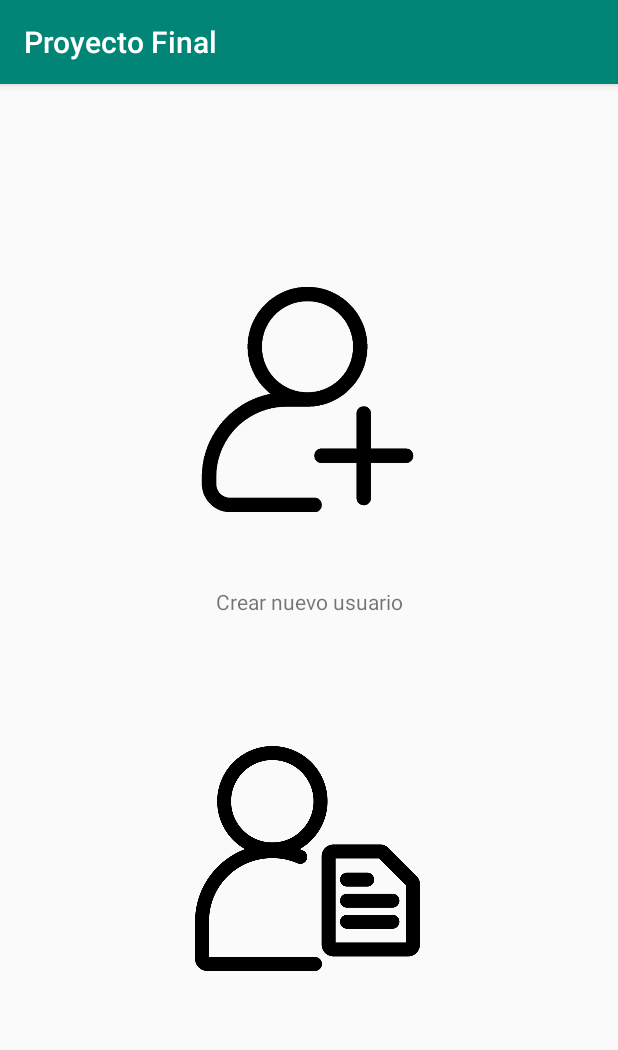
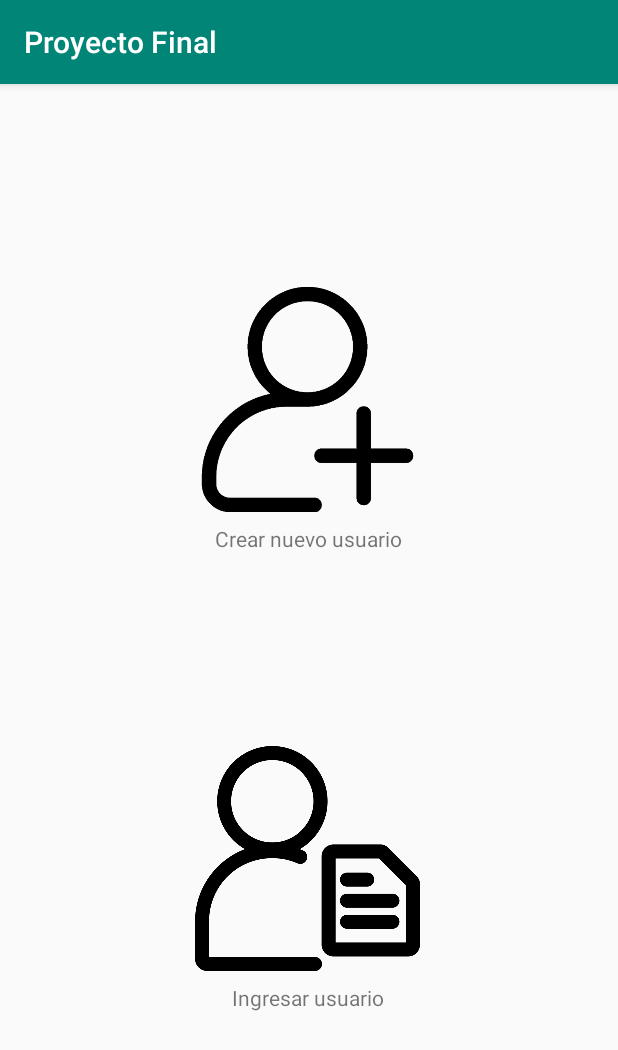
Before and after one commit to AngieGLuque/ProyectoFinal, an Android app: the screen it shows after launch (MainActivity), on a phone screen of 412 x 824 dp. Shown: the top 1050 px of the screen. Run offline under Robolectric (Android 15) with nearby library versions, the phone set to English and light mode, and no system bars.

Commit message:
Fix Main

```diff
--- a/app/src/main/java/pnt/co/edu/unisabana/MainActivity.java
+++ b/app/src/main/java/pnt/co/edu/unisabana/MainActivity.java
@@ -1,7 +1,10 @@
 package pnt.co.edu.unisabana;
 
+import android.content.Intent;
 import android.support.v7.app.AppCompatActivity;
 import android.os.Bundle;
+import android.view.View;
+import android.widget.ImageButton;
 
 public class MainActivity extends AppCompatActivity {
 
@@ -9,5 +12,21 @@ public class MainActivity extends AppCompatActivity {
     protected void onCreate(Bundle savedInstanceState) {
         super.onCreate(savedInstanceState);
         setContentView(R.layout.activity_main);
+        ImageButton user_Create = findViewById(R.id.createUserButton);
+        ImageButton user_Login = findViewById(R.id.loginUserButon);
+        user_Create.setOnClickListener(new View.OnClickListener() {
+            @Override
+            public void onClick(View v) {
+                Intent n = new Intent(MainActivity.this,RegisterStudentActivity.class);
+                startActivity(n);
+            }
+        });
+        user_Login.setOnClickListener(new View.OnClickListener() {
+            @Override
+            public void onClick(View v) {
+                Intent n = new Intent(MainActivity.this,LoginActivity.class);
+                startActivity(n);
+            }
+        });
     }
 }
--- a/app/src/main/res/layout/activity_main.xml
+++ b/app/src/main/res/layout/activity_main.xml
@@ -7,7 +7,7 @@
     tools:context=".MainActivity">
 
     <ImageButton
-        android:id="@+id/imageButton5"
+        android:id="@+id/createUserButton"
         android:layout_width="150dp"
         android:layout_height="150dp"
         android:layout_marginStart="8dp"
@@ -28,7 +28,7 @@
         app:srcCompat="@drawable/adduser" />
 
     <ImageButton
-        android:id="@+id/imageButton6"
+        android:id="@+id/loginUserButon"
         android:layout_width="150dp"
         android:layout_height="150dp"
         android:layout_marginStart="8dp"
@@ -54,14 +54,34 @@
         android:layout_height="wrap_content"
         android:layout_marginStart="8dp"
         android:layout_marginLeft="8dp"
+        android:layout_marginTop="8dp"
+        android:layout_marginEnd="8dp"
+        android:layout_marginRight="8dp"
+        android:layout_marginBottom="8dp"
+        android:text="@string/ingresar_usuario"
+        app:layout_constraintBottom_toBottomOf="parent"
+        app:layout_constraintEnd_toEndOf="parent"
+        app:layout_constraintHorizontal_bias="0.498"
+        app:layout_constraintStart_toStartOf="parent"
+        app:layout_constraintTop_toBottomOf="@+id/loginUserButon"
+        app:layout_constraintVertical_bias="0.0" />
+
+    <TextView
+        android:id="@+id/textView3"
+        android:layout_width="wrap_content"
+        android:layout_height="wrap_content"
+        android:layout_marginStart="8dp"
+        android:layout_marginLeft="8dp"
+        android:layout_marginTop="8dp"
         android:layout_marginEnd="8dp"
         android:layout_marginRight="8dp"
         android:layout_marginBottom="8dp"
         android:text="@string/crear_nuevo_usuario"
         app:layout_constraintBottom_toBottomOf="parent"
         app:layout_constraintEnd_toEndOf="parent"
+        app:layout_constraintHorizontal_bias="0.498"
         app:layout_constraintStart_toStartOf="parent"
-        app:layout_constraintTop_toTopOf="parent"
-        app:layout_constraintVertical_bias="0.453" />
+        app:layout_constraintTop_toBottomOf="@+id/createUserButton"
+        app:layout_constraintVertical_bias="0.0" />
 
 </android.support.constraint.ConstraintLayout>
--- a/app/src/main/res/values/strings.xml
+++ b/app/src/main/res/values/strings.xml
@@ -7,5 +7,10 @@
     <string name="entrar">Entrar</string>
     <string name="add_user">add user</string>
     <string name="login">login</string>
+    <string name="ingresar_usuario">Ingresar usuario</string>
     <string name="crear_nuevo_usuario">Crear nuevo usuario</string>
+    <string name="nombres">Nombres</string>
+    <string name="correo">Correo</string>
+    <string name="apellidos">Apellidos</string>
+    <string name="carrera">Carrera</string>
 </resources>
```
